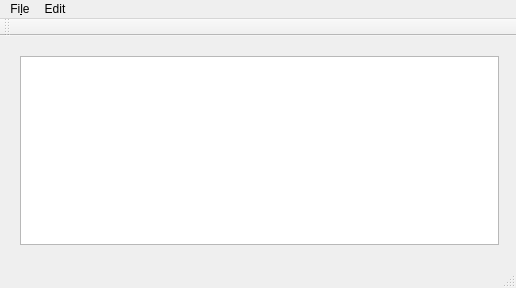
This is QtNotepad/mainwindow.ui in rattle99/QtNotepad as Qt 5 draws it before an edit. The edited form follows.
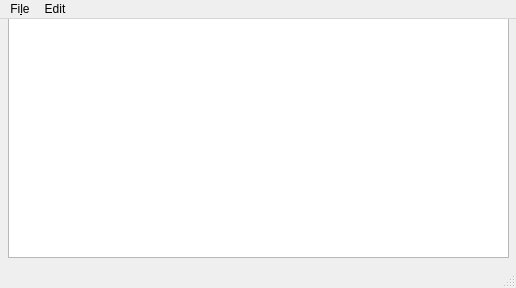
This is the edited form.

Commit message: Remove typo

What changed in the file:
```diff
--- a/QtNotepad/mainwindow.ui
+++ b/QtNotepad/mainwindow.ui
@@ -23,11 +23,17 @@
       <height>211</height>
      </rect>
     </property>
-    <layout class="QVBoxLayout" name="verticalLayout_2">
-     <item>
-      <widget class="QTextEdit" name="textEdit"/>
-     </item>
-    </layout>
+    <layout class="QVBoxLayout" name="verticalLayout_2"/>
+   </widget>
+   <widget class="QTextEdit" name="textEdit">
+    <property name="geometry">
+     <rect>
+      <x>8</x>
+      <y>-2</y>
+      <width>501</width>
+      <height>241</height>
+     </rect>
+    </property>
    </widget>
   </widget>
   <widget class="QMenuBar" name="menuBar">
@@ -63,14 +69,6 @@
    <addaction name="menuFile"/>
    <addaction name="menuEdit"/>
   </widget>
-  <widget class="QToolBar" name="mainToolBar">
-   <attribute name="toolBarArea">
-    <enum>TopToolBarArea</enum>
-   </attribute>
-   <attribute name="toolBarBreak">
-    <bool>false</bool>
-   </attribute>
-  </widget>
   <widget class="QStatusBar" name="statusBar"/>
   <action name="actionNew">
    <property name="text">
```
The commit also changes 1 other file.
